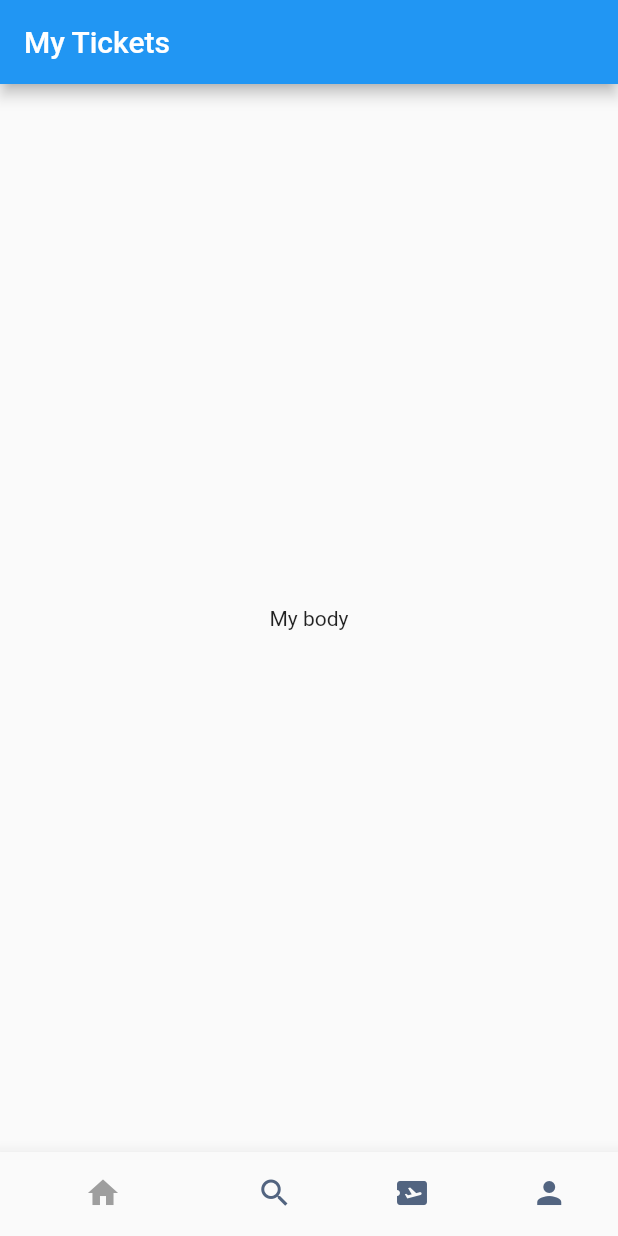
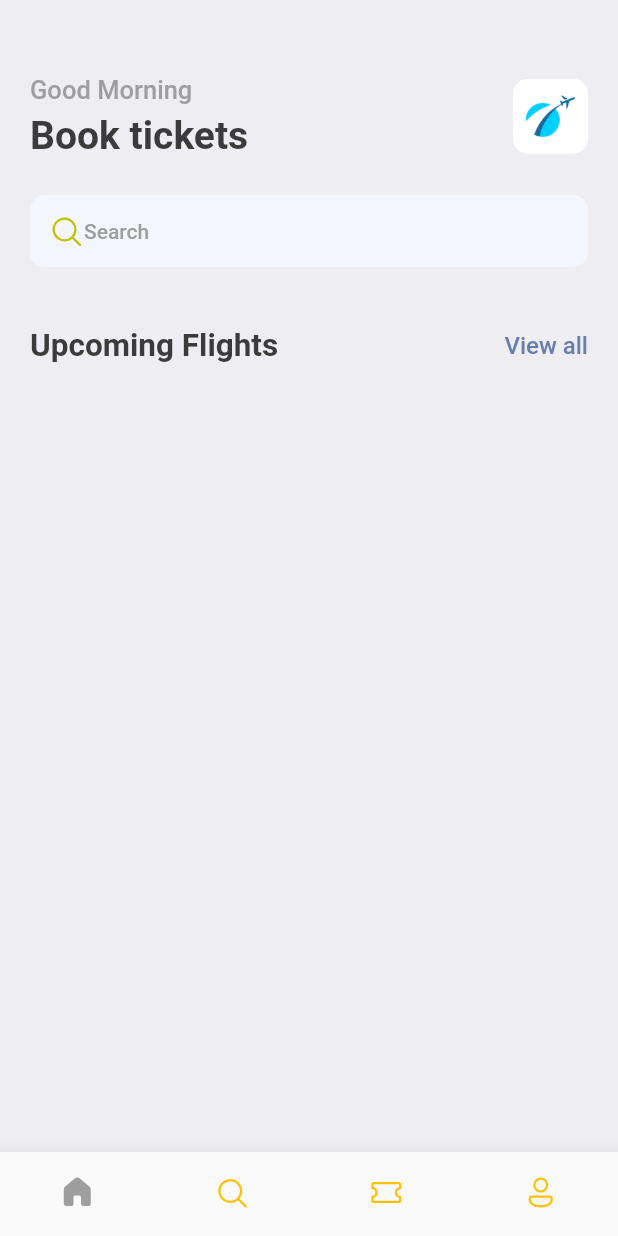
Before and after one commit to soulandbone/ticket_booking, a Flutter app: the screen it shows after launch, on a phone screen of 412 x 824 dp. Run offline on Flutter 3.47's test engine with Material 2 defaults, Android fonts, the phone set to English and light mode, and no system bars; our stand-ins replace fluentui_icons, gap.

Commit message:
added more elements to the UI, installed Gap

```diff
--- a/lib/main.dart
+++ b/lib/main.dart
@@ -1,4 +1,5 @@
 import 'package:flutter/material.dart';
+import 'package:ticket_booking/utils/app_styles.dart';
 
 import 'screens/bottom_bar.dart';
 
@@ -12,10 +13,9 @@ class MyApp extends StatelessWidget {
   @override
   Widget build(BuildContext context) {
     return MaterialApp(
+      debugShowCheckedModeBanner: false,
       title: 'Flutter Demo',
-      theme: ThemeData(
-        primarySwatch: Colors.blue,
-      ),
+      theme: ThemeData(primaryColor: primary),
       home: const BottomBar(),
     );
   }
--- a/lib/screens/bottom_bar.dart
+++ b/lib/screens/bottom_bar.dart
@@ -1,4 +1,6 @@
+import 'package:fluentui_icons/fluentui_icons.dart';
 import 'package:flutter/material.dart';
+import 'package:ticket_booking/screens/home_screen.dart';
 
 class BottomBar extends StatefulWidget {
   const BottomBar({super.key});
@@ -8,25 +10,53 @@ class BottomBar extends StatefulWidget {
 }
 
 class _BottomBarState extends State<BottomBar> {
+  int _selectedIndex = 0;
+
+  final List<Widget> _widgetOptions = <Widget>[
+    const HomeScreen(),
+    const Text('Search'),
+    const Text('Tickets'),
+    const Text('Profile')
+  ];
+
+  void _onItemTapped(int index) {
+    setState(() {
+      _selectedIndex = index;
+    });
+  }
+
   @override
   Widget build(BuildContext context) {
     return Scaffold(
-      appBar: AppBar(title: const Text('My Tickets')),
-      body: const Center(
-        child: Text('My body'),
+      body: Center(
+        child: _widgetOptions[_selectedIndex],
       ),
       bottomNavigationBar: BottomNavigationBar(
+          type: BottomNavigationBarType.fixed,
+          currentIndex: _selectedIndex,
+          onTap: _onItemTapped,
           elevation: 10,
           showSelectedLabels: false,
           showUnselectedLabels: false,
           selectedItemColor: Colors.grey,
-          unselectedItemColor: const Color(0xFF526480),
+          unselectedItemColor: Colors.amber,
           items: const [
-            BottomNavigationBarItem(label: 'Home', icon: Icon(Icons.home)),
-            BottomNavigationBarItem(label: "Search", icon: Icon(Icons.search)),
             BottomNavigationBarItem(
-                label: "Ticket", icon: Icon(Icons.airplane_ticket)),
-            BottomNavigationBarItem(label: "Profile", icon: Icon(Icons.person))
+                label: 'Home',
+                icon: Icon(FluentSystemIcons.ic_fluent_home_regular),
+                activeIcon: Icon(FluentSystemIcons.ic_fluent_home_filled)),
+            BottomNavigationBarItem(
+                label: "Search",
+                icon: Icon(FluentSystemIcons.ic_fluent_search_regular),
+                activeIcon: Icon(FluentSystemIcons.ic_fluent_search_filled)),
+            BottomNavigationBarItem(
+                label: "Ticket",
+                icon: Icon(FluentSystemIcons.ic_fluent_ticket_regular),
+                activeIcon: Icon(FluentSystemIcons.ic_fluent_ticket_filled)),
+            BottomNavigationBarItem(
+                label: "Profile",
+                icon: Icon(FluentSystemIcons.ic_fluent_person_regular),
+                activeIcon: Icon(FluentSystemIcons.ic_fluent_person_filled))
           ]),
     );
   }
--- /dev/null
+++ b/lib/screens/home_screen.dart
@@ -0,0 +1,90 @@
+import 'package:fluentui_icons/fluentui_icons.dart';
+import 'package:flutter/material.dart';
+import 'package:gap/gap.dart';
+import '../utils/app_styles.dart';
+
+class HomeScreen extends StatelessWidget {
+  const HomeScreen({super.key});
+
+  @override
+  Widget build(BuildContext context) {
+    return Scaffold(
+      backgroundColor: Styles.bgColor,
+      body: ListView(
+        children: [
+          Container(
+            padding: const EdgeInsets.symmetric(horizontal: 20, vertical: 10),
+            child: Column(children: [
+              const Gap(40),
+              Row(
+                crossAxisAlignment: CrossAxisAlignment.center,
+                mainAxisAlignment: MainAxisAlignment.spaceBetween,
+                children: [
+                  Column(
+                    crossAxisAlignment: CrossAxisAlignment.start,
+                    children: [
+                      Text('Good Morning', style: Styles.headlineStyle3),
+                      const Gap(5),
+                      Text(
+                        'Book tickets',
+                        style: Styles.headlineStyle1,
+                      )
+                    ],
+                  ),
+                  Container(
+                    height: 50,
+                    width: 50,
+                    decoration: BoxDecoration(
+                        borderRadius: BorderRadius.circular(10),
+                        image: const DecorationImage(
+                            fit: BoxFit.cover,
+                            image: AssetImage('assets/images/img_1.png'))),
+                  )
+                ],
+              ),
+              const Gap(25),
+              Container(
+                decoration: BoxDecoration(
+                  borderRadius: BorderRadius.circular(10),
+                  color: const Color(0xFFF4F6FD),
+                ),
+                padding: const EdgeInsets.all(12),
+                child: Row(
+                  children: [
+                    const Icon(
+                      FluentSystemIcons.ic_fluent_search_regular,
+                      color: Color(0xffBFC205),
+                    ),
+                    Text(
+                      'Search',
+                      style: Styles.headlineStyle4,
+                    )
+                  ],
+                ),
+              ),
+              const Gap(40),
+              Row(
+                mainAxisAlignment: MainAxisAlignment.spaceBetween,
+                children: [
+                  Text(
+                    'Upcoming Flights',
+                    style: Styles.headlineStyle2,
+                  ),
+                  InkWell(
+                    onTap: () => print('lol'),
+                    child: Text(
+                      'View all',
+                      style: Styles.textStyle.copyWith(
+                        color: Styles.primaryColor,
+                      ),
+                    ),
+                  )
+                ],
+              )
+            ]),
+          ),
+        ],
+      ),
+    );
+  }
+}
--- /dev/null
+++ b/lib/utils/app_styles.dart
@@ -0,0 +1,20 @@
+import 'package:flutter/material.dart';
+
+Color primary = const Color(0xFF687daf);
+
+class Styles {
+  static Color primaryColor = primary;
+  static Color textColor = const Color(0xFF3b3b3b);
+  static Color bgColor = const Color(0xFFeeedf2);
+  static Color orangeColor = const Color(0xFF526799);
+  static TextStyle textStyle =
+      TextStyle(fontSize: 16, color: textColor, fontWeight: FontWeight.w500);
+  static TextStyle headlineStyle1 =
+      TextStyle(fontSize: 26, color: textColor, fontWeight: FontWeight.bold);
+  static TextStyle headlineStyle2 =
+      TextStyle(fontSize: 21, color: textColor, fontWeight: FontWeight.bold);
+  static TextStyle headlineStyle3 = TextStyle(
+      fontSize: 17, color: Colors.grey.shade500, fontWeight: FontWeight.w500);
+  static TextStyle headlineStyle4 = TextStyle(
+      fontSize: 14, color: Colors.grey.shade500, fontWeight: FontWeight.w500);
+}
--- a/pubspec.yaml
+++ b/pubspec.yaml
@@ -36,6 +36,7 @@ dependencies:
   # Use with the CupertinoIcons class for iOS style icons.
   cupertino_icons: ^1.0.2
   fluentui_icons: ^1.0.0
+  gap: ^2.0.1
 
 dev_dependencies:
   flutter_test:
@@ -60,8 +61,8 @@ flutter:
   uses-material-design: true
 
   # To add assets to your application, add an assets section, like this:
-  # assets:
-  #   - images/a_dot_burr.jpeg
+  assets:
+    - assets/images/
   #   - images/a_dot_ham.jpeg
 
   # An image asset can refer to one or more resolution-specific "variants", see
```
Also changed, not shown: assets/images/img_1.png (added), pubspec.lock.
